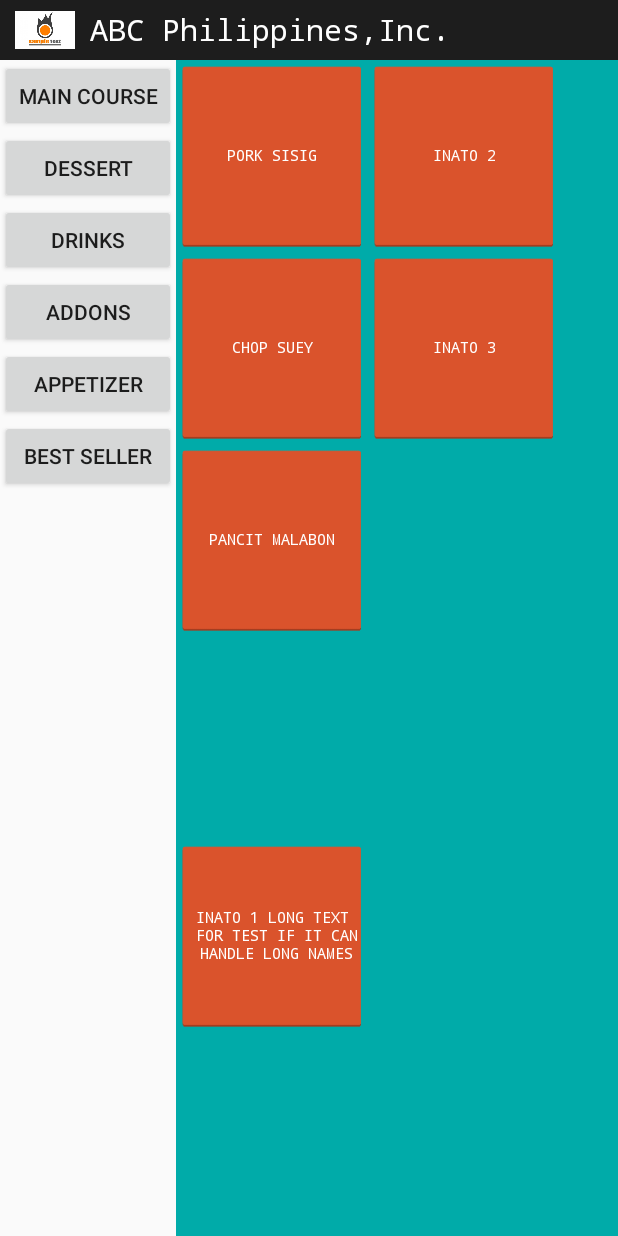
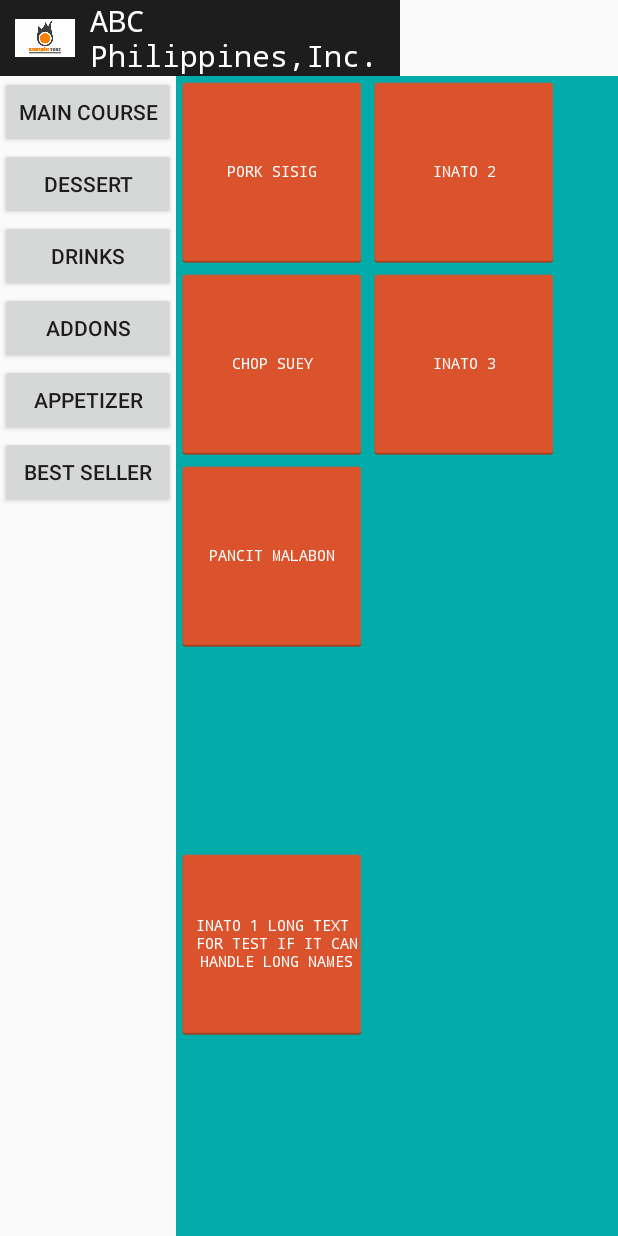
Before and after one commit to lesterlecong/androidPOS, an Android app: the screen it shows after launch (MainActivity), on a phone screen of 412 x 824 dp. Run offline under Robolectric (Android 15) with nearby library versions, the phone set to English and light mode, and no system bars.

Commit message:
update main layout

```diff
--- a/app/src/main/java/com/project/pointofsale/androidpos/MainActivity.java
+++ b/app/src/main/java/com/project/pointofsale/androidpos/MainActivity.java
@@ -65,6 +65,7 @@ public class MainActivity extends ActionBarActivity {
         DisplayMetrics dm = new DisplayMetrics();
         getWindowManager().getDefaultDisplay().getMetrics(dm);
 
+
         float xDpi = dm.xdpi;
         float yDpi = dm.ydpi;
 
--- a/app/src/main/res/layout/activity_main.xml
+++ b/app/src/main/res/layout/activity_main.xml
@@ -5,7 +5,7 @@
 
     <LinearLayout
         android:id="@+id/companydetaillayout"
-        android:layout_width="match_parent"
+        android:layout_width="266.67dp"
         android:layout_height="wrap_content"
         android:background="#1d1d1d"
         android:gravity="center_vertical"
```
